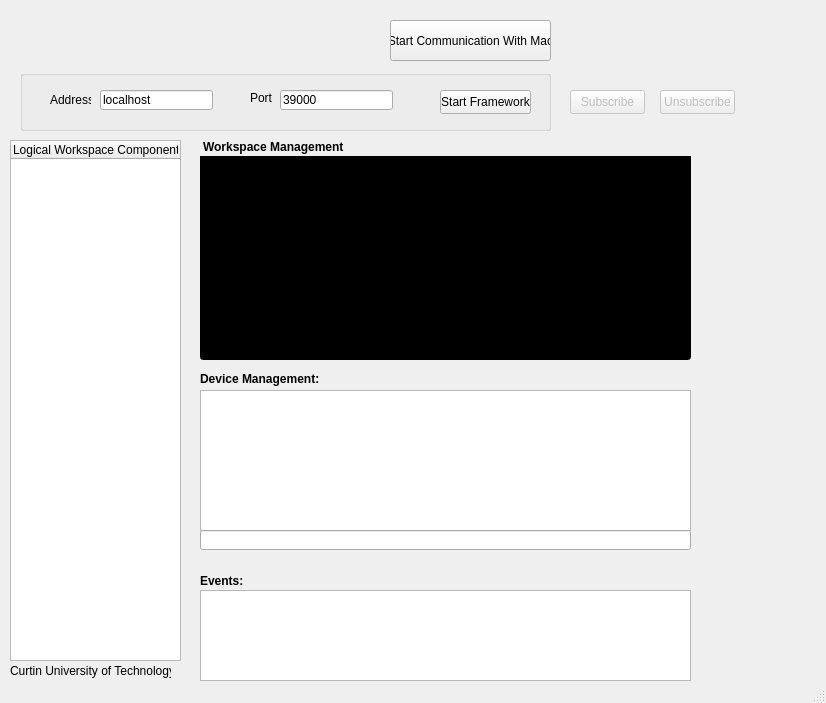
Old version of the form IPC Framework Test/fwtest.ui in the repository smnazemi/WinPT2.
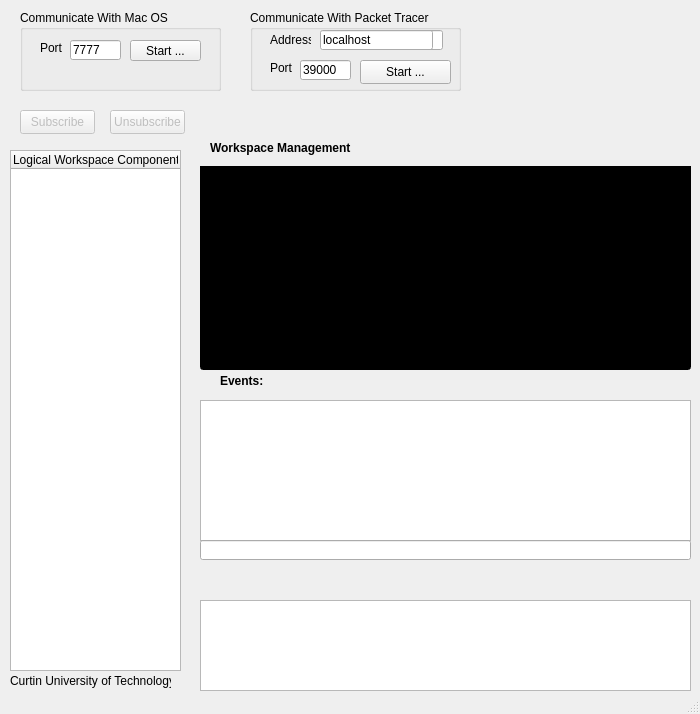
New version of the form. Icons and pictures are not drawn.

Commit message: get port number (by default 7777) from user

```diff
--- a/IPC Framework Test/fwtest.ui
+++ b/IPC Framework Test/fwtest.ui
@@ -6,8 +6,8 @@
    <rect>
     <x>0</x>
     <y>0</y>
-    <width>826</width>
-    <height>703</height>
+    <width>700</width>
+    <height>714</height>
    </rect>
   </property>
   <property name="windowTitle">
@@ -23,8 +23,8 @@
     </property>
     <property name="geometry">
      <rect>
-      <x>660</x>
-      <y>90</y>
+      <x>110</x>
+      <y>110</y>
       <width>75</width>
       <height>24</height>
      </rect>
@@ -39,8 +39,8 @@
     </property>
     <property name="geometry">
      <rect>
-      <x>570</x>
-      <y>90</y>
+      <x>20</x>
+      <y>110</y>
       <width>75</width>
       <height>24</height>
      </rect>
@@ -52,12 +52,15 @@
    <widget class="QGroupBox" name="groupBox">
     <property name="geometry">
      <rect>
-      <x>20</x>
-      <y>70</y>
-      <width>531</width>
-      <height>61</height>
+      <x>250</x>
+      <y>10</y>
+      <width>211</width>
+      <height>81</height>
      </rect>
     </property>
+    <property name="title">
+     <string>Communicate With Packet Tracer</string>
+    </property>
     <widget class="QLineEdit" name="ledAddress">
      <property name="geometry">
       <rect>
@@ -74,9 +77,9 @@
     <widget class="QLineEdit" name="ledPort">
      <property name="geometry">
       <rect>
-       <x>260</x>
-       <y>20</y>
-       <width>113</width>
+       <x>50</x>
+       <y>50</y>
+       <width>51</width>
        <height>20</height>
       </rect>
      </property>
@@ -87,8 +90,8 @@
     <widget class="QPushButton" name="Start_Framework">
      <property name="geometry">
       <rect>
-       <x>420</x>
-       <y>20</y>
+       <x>110</x>
+       <y>50</y>
        <width>91</width>
        <height>24</height>
       </rect>
@@ -106,13 +109,13 @@
       <string extracomment="Start Framework1"/>
      </property>
      <property name="text">
-      <string>Start Framework</string>
+      <string>Start ...</string>
      </property>
     </widget>
     <widget class="QLabel" name="label">
      <property name="geometry">
       <rect>
-       <x>30</x>
+       <x>20</x>
        <y>20</y>
        <width>41</width>
        <height>20</height>
@@ -125,8 +128,8 @@
     <widget class="QLabel" name="label_2">
      <property name="geometry">
       <rect>
-       <x>230</x>
-       <y>20</y>
+       <x>20</x>
+       <y>50</y>
        <width>31</width>
        <height>16</height>
       </rect>
@@ -135,12 +138,25 @@
       <string>Port</string>
      </property>
     </widget>
+    <widget class="QLineEdit" name="ledAddress_2">
+     <property name="geometry">
+      <rect>
+       <x>70</x>
+       <y>20</y>
+       <width>113</width>
+       <height>20</height>
+      </rect>
+     </property>
+     <property name="text">
+      <string>localhost</string>
+     </property>
+    </widget>
    </widget>
    <widget class="QTextEdit" name="workspaceCLIO">
     <property name="geometry">
      <rect>
       <x>200</x>
-      <y>156</y>
+      <y>166</y>
       <width>491</width>
       <height>191</height>
      </rect>
@@ -154,7 +170,7 @@
     <property name="geometry">
      <rect>
       <x>10</x>
-      <y>660</y>
+      <y>670</y>
       <width>161</width>
       <height>21</height>
      </rect>
@@ -167,7 +183,7 @@
     <property name="geometry">
      <rect>
       <x>0</x>
-      <y>0</y>
+      <y>30</y>
       <width>151</width>
       <height>61</height>
      </rect>
@@ -186,7 +202,7 @@
     <property name="geometry">
      <rect>
       <x>200</x>
-      <y>390</y>
+      <y>400</y>
       <width>491</width>
       <height>141</height>
      </rect>
@@ -196,7 +212,7 @@
     <property name="geometry">
      <rect>
       <x>10</x>
-      <y>140</y>
+      <y>150</y>
       <width>171</width>
       <height>521</height>
      </rect>
@@ -211,7 +227,7 @@
     <property name="geometry">
      <rect>
       <x>200</x>
-      <y>340</y>
+      <y>350</y>
       <width>491</width>
       <height>20</height>
      </rect>
@@ -233,7 +249,7 @@
     <property name="geometry">
      <rect>
       <x>200</x>
-      <y>590</y>
+      <y>600</y>
       <width>491</width>
       <height>91</height>
      </rect>
@@ -242,8 +258,8 @@
    <widget class="QLabel" name="label_7">
     <property name="geometry">
      <rect>
-      <x>203</x>
-      <y>139</y>
+      <x>210</x>
+      <y>140</y>
       <width>141</width>
       <height>16</height>
      </rect>
@@ -262,7 +278,7 @@
     <property name="geometry">
      <rect>
       <x>200</x>
-      <y>371</y>
+      <y>291</y>
       <width>121</width>
       <height>16</height>
      </rect>
@@ -281,7 +297,7 @@
     <property name="geometry">
      <rect>
       <x>200</x>
-      <y>530</y>
+      <y>540</y>
       <width>491</width>
       <height>20</height>
      </rect>
@@ -290,8 +306,8 @@
    <widget class="QLabel" name="label_6">
     <property name="geometry">
      <rect>
-      <x>200</x>
-      <y>570</y>
+      <x>220</x>
+      <y>370</y>
       <width>51</width>
       <height>21</height>
      </rect>
@@ -306,18 +322,57 @@
      <string>Events:</string>
     </property>
    </widget>
-   <widget class="QPushButton" name="sendUDP">
+   <widget class="QGroupBox" name="groupBox_2">
     <property name="geometry">
      <rect>
-      <x>390</x>
-      <y>20</y>
-      <width>161</width>
-      <height>41</height>
+      <x>20</x>
+      <y>10</y>
+      <width>201</width>
+      <height>81</height>
      </rect>
     </property>
-    <property name="text">
-     <string>Start Communication With Mac</string>
+    <property name="title">
+     <string>Communicate With Mac OS</string>
     </property>
+    <widget class="QLabel" name="label_5">
+     <property name="geometry">
+      <rect>
+       <x>20</x>
+       <y>30</y>
+       <width>31</width>
+       <height>16</height>
+      </rect>
+     </property>
+     <property name="text">
+      <string>Port</string>
+     </property>
+    </widget>
+    <widget class="QLineEdit" name="udpPort">
+     <property name="geometry">
+      <rect>
+       <x>50</x>
+       <y>30</y>
+       <width>51</width>
+       <height>20</height>
+      </rect>
+     </property>
+     <property name="text">
+      <string>7777</string>
+     </property>
+    </widget>
+    <widget class="QPushButton" name="sendUDP">
+     <property name="geometry">
+      <rect>
+       <x>110</x>
+       <y>30</y>
+       <width>71</width>
+       <height>21</height>
+      </rect>
+     </property>
+     <property name="text">
+      <string>Start ...</string>
+     </property>
+    </widget>
    </widget>
   </widget>
   <widget class="QStatusBar" name="statusBar"/>
```
The commit also changes 6 other files.
